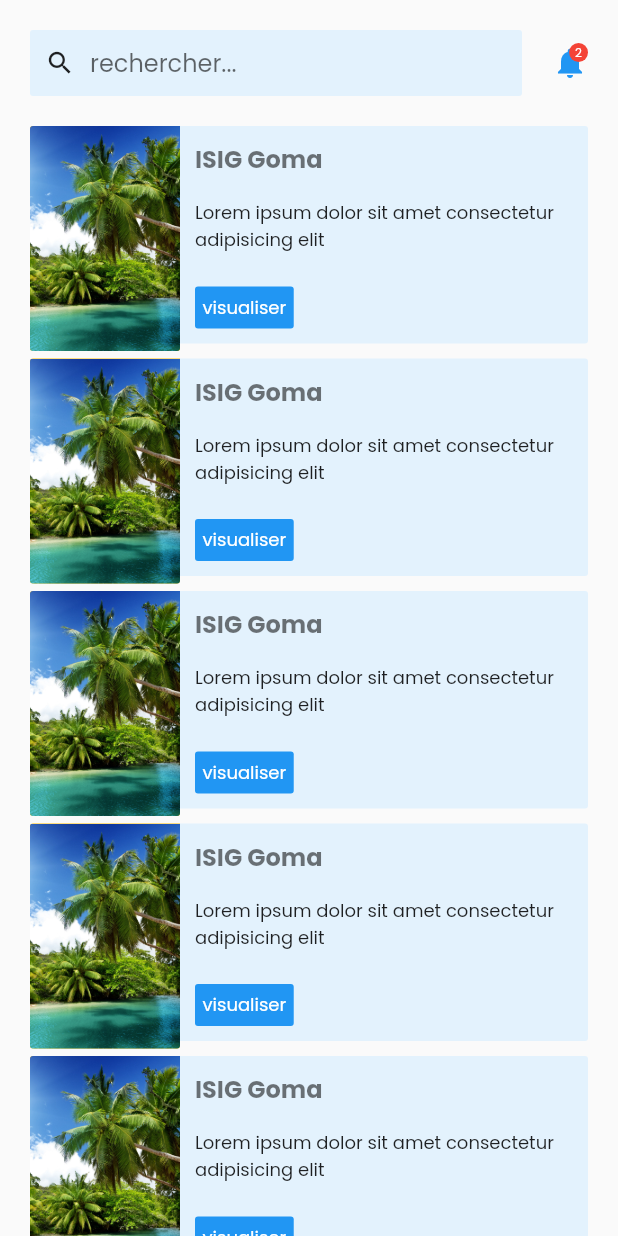
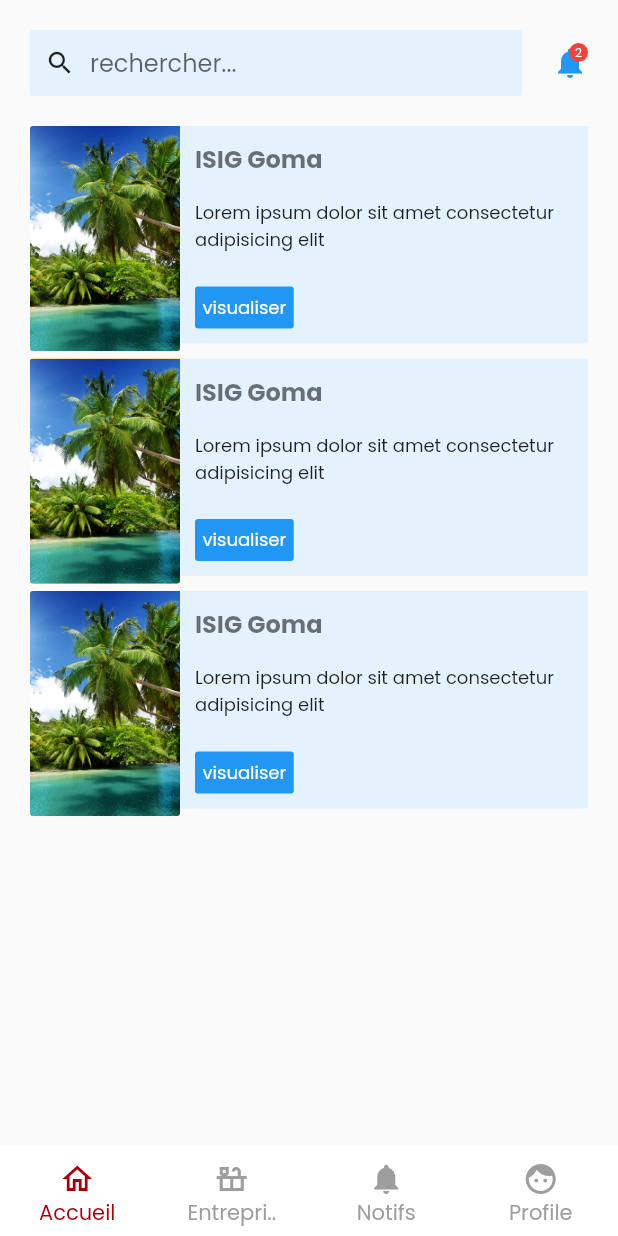
Before and after one commit to Optimus-ged/test_project, a Flutter app: the screen it shows after launch, after a tap on "Connection", on a phone screen of 412 x 824 dp. Run offline on Flutter 3.47's test engine with Material 2 defaults, Android fonts, the phone set to English and light mode, and no system bars; our stand-ins replace bloc, equatable, flutter_bloc, fluttertoast, get_it, shared_preferences.

Commit message:
Bottom navigation implemented successfully

```diff
--- a/lib/ui/screens/login_page.dart
+++ b/lib/ui/screens/login_page.dart
@@ -7,6 +7,8 @@ import 'package:ackaton_manage/ui/screens/mission_page.dart';
 import 'package:flutter/material.dart';
 import 'package:flutter_bloc/flutter_bloc.dart';
 import 'package:fluttertoast/fluttertoast.dart';
+
+import 'principal.dart';
 
 class LoginPage extends StatefulWidget {
   const LoginPage({Key key}) : super(key: key);
@@ -172,7 +174,7 @@ class _LoginPageState extends State<LoginPage> {
                                         onTap: ()=> Navigator.of(context).push(
                                           MaterialPageRoute(
                                             builder: (context) =>
-                                                MissionPage(),
+                                                Principal(),
                                           ),
                                         ),
                                         child: Text(
--- a/lib/ui/screens/mission_page.dart
+++ b/lib/ui/screens/mission_page.dart
@@ -175,12 +175,12 @@ class MissionPage extends StatelessWidget {
         _buildMissionItem(),
         _buildMissionItem(),
         _buildMissionItem(),
-        _buildMissionItem(),
-        _buildMissionItem(),
-        _buildMissionItem(),
-        _buildMissionItem(),
-        _buildMissionItem(),
-        _buildMissionItem(),
+        // _buildMissionItem(),
+        // _buildMissionItem(),
+        // _buildMissionItem(),
+        // _buildMissionItem(),
+        // _buildMissionItem(),
+        // _buildMissionItem(),
       ],
     );
   }
--- /dev/null
+++ b/lib/ui/screens/principal.dart
@@ -0,0 +1,183 @@
+import 'package:ackaton_manage/ui/screens/mission_page.dart';
+import 'package:flutter/material.dart';
+
+class Principal extends StatefulWidget {
+  // final Contribuable contribuable;
+  const Principal({Key key}) : super(key: key);
+
+  @override
+  _PrincipalState createState() => _PrincipalState();
+}
+
+class _PrincipalState extends State<Principal> {
+  int currentTap = 0;
+  // GetAllEnterpriseBloc _getAllEnterpriseBloc;
+  final PageStorageBucket bucket = PageStorageBucket();
+  Widget currentScreen;
+
+
+  @override
+  void initState() {
+    // BlocProvider.of<GetAllEnterpriseBloc>(context)
+    //   ..add(LoadEnterprises(userId: widget.contribuable.id));
+
+    // tz.initializeTimeZones();
+
+    currentScreen = MissionPage(
+
+    );
+    super.initState();
+  }
+
+  @override
+  Widget build(BuildContext context) {
+    return Scaffold(
+      body: PageStorage(
+        bucket: bucket,
+        child: currentScreen,
+      ),
+      bottomNavigationBar: BottomAppBar(
+        elevation: 0,
+        child: Container(
+          height: 60,
+          padding: EdgeInsets.only(top: 0),
+          child: Row(
+            mainAxisAlignment: MainAxisAlignment.spaceBetween,
+            children: [
+              Expanded(
+                child: Container(
+                  // color: Colors.red,
+                  // width: MediaQuery.of(context).size.width * .50,
+                  child: MaterialButton(
+                    minWidth: 40,
+                    onPressed: () {
+                      setState(() {
+                        currentScreen = MissionPage();
+                        currentTap = 0;
+                      });
+                    },
+                    child: Column(
+                      children: [
+                        SizedBox(height: 10),
+                        Icon(
+                          Icons.home_outlined,
+                          color:
+                              currentTap == 0 ? Color(0xffAA000A) : Colors.grey,
+                        ),
+                        Text(
+                          'Accueil',
+                          style: TextStyle(
+                            color: currentTap == 0
+                                ? Color(0xffAA000A)
+                                : Colors.grey,
+                          ),
+                        )
+                      ],
+                    ),
+                  ),
+                ),
+              ),
+              Expanded(
+                child: Container(
+                  // width: MediaQuery.of(context).size.width * .50,
+                  // color: Colors.green,
+                  child: MaterialButton(
+                    minWidth: 40,
+                    onPressed: () {
+                      setState(() {
+                        currentScreen = MissionPage();
+                        currentTap = 1;
+                      });
+                    },
+                    child: Column(
+                      children: [
+                        SizedBox(height: 10),
+                        Icon(
+                          Icons.countertops_outlined,
+                          color:
+                              currentTap == 1 ? Color(0xffAA000A) : Colors.grey,
+                        ),
+                        Text(
+                          'Entrepri..',
+                          style: TextStyle(
+                            color: currentTap == 1
+                                ? Color(0xffAA000A)
+                                : Colors.grey,
+                          ),
+                        )
+                      ],
+                    ),
+                  ),
+                ),
+              ),
+              Expanded(
+                child: Container(
+                  // width: MediaQuery.of(context).size.width * .50,
+                  // color: Colors.red,
+                  child: MaterialButton(
+                    minWidth: 40,
+                    onPressed: () {
+                      setState(() {
+                        currentScreen = MissionPage();
+                        currentTap = 3;
+                      });
+                    },
+                    child: Column(
+                      children: [
+                        SizedBox(height: 10),
+                        Icon(
+                          Icons.notifications,
+                          color:
+                              currentTap == 3 ? Color(0xffAA000A) : Colors.grey,
+                        ),
+                        Text(
+                          'Notifs',
+                          style: TextStyle(
+                            color: currentTap == 3
+                                ? Color(0xffAA000A)
+                                : Colors.grey,
+                          ),
+                        )
+                      ],
+                    ),
+                  ),
+                ),
+              ),
+              Expanded(
+                child: Container(
+                  child: MaterialButton(
+                    minWidth: 40,
+                    onPressed: () {
+                      setState(() {
+                        currentScreen = MissionPage();
+                        currentTap = 2;
+                      });
+                    },
+                    child: Column(
+                      children: [
+                        SizedBox(height: 10),
+                        Icon(
+                          Icons.face,
+                          color:
+                              currentTap == 2 ? Color(0xffAA000A) : Colors.grey,
+                        ),
+                        Text(
+                          'Profile',
+                          style: TextStyle(
+                            color: currentTap == 2
+                                ? Color(0xffAA000A)
+                                : Colors.grey,
+                          ),
+                        )
+                      ],
+                    ),
+                  ),
+                ),
+              ),
+            ],
+          ),
+        ),
+      ),
+    );
+  }
+}
```
